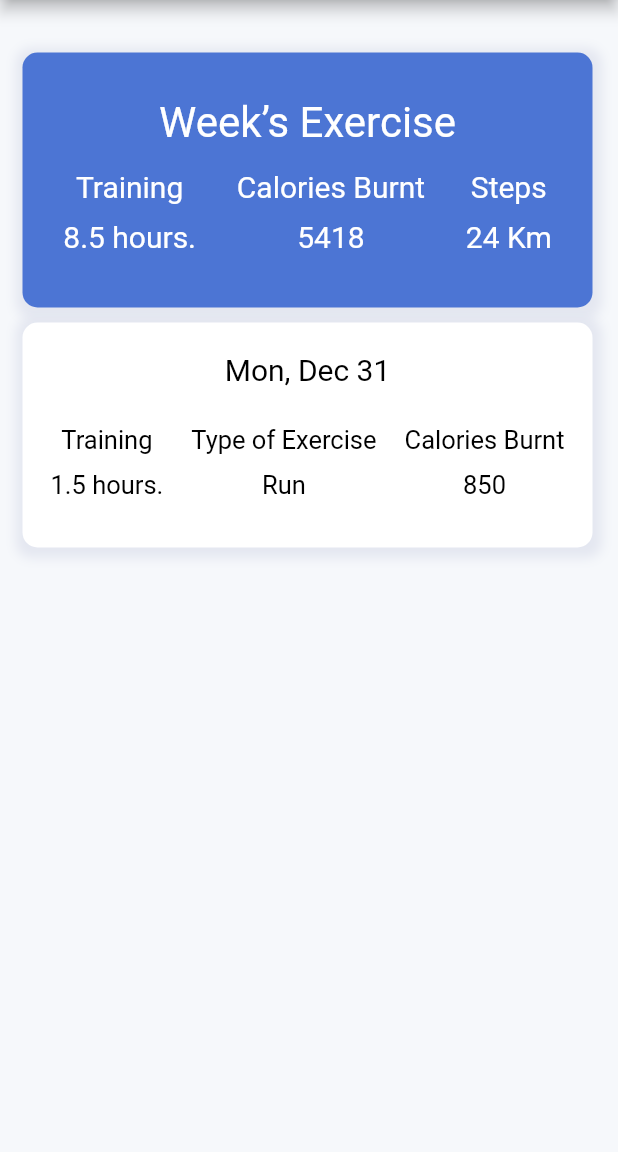
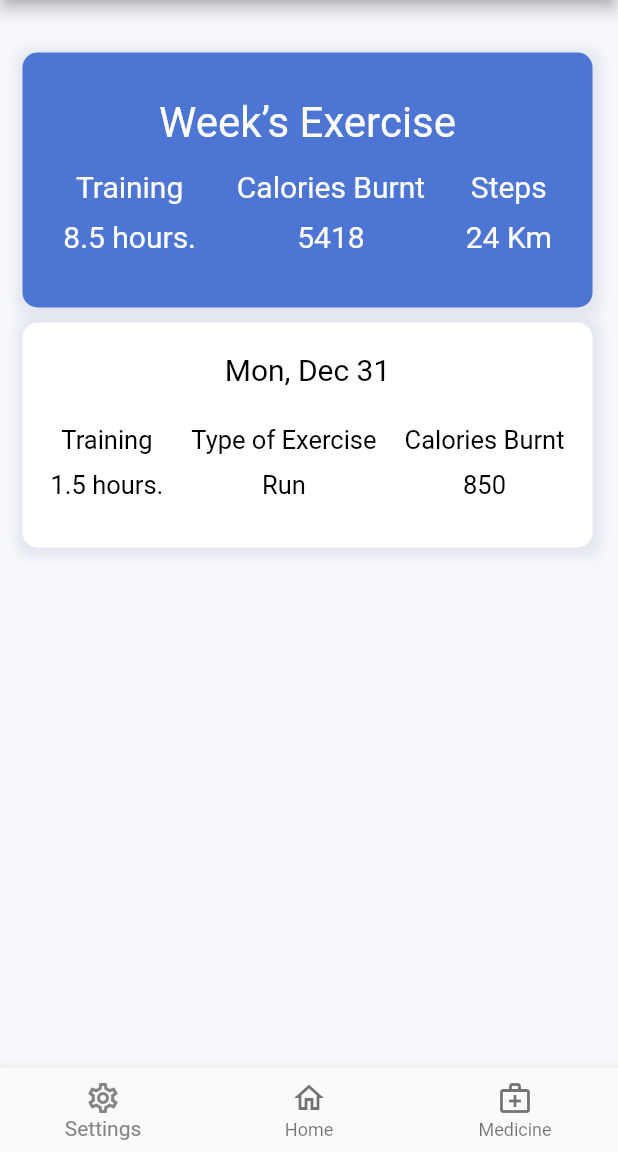
Before and after one commit to 8BallAhmed/GraduationProject, a Flutter app: the ExerciseData screen opened directly, on a phone screen of 412 x 824 dp, the part 84-1236 px from its top. Run offline on Flutter 3.47's test engine with Material 2 defaults, Android fonts, the phone set to English and light mode, and no system bars; our stand-ins replace dropdown_button2, percent_indicator.

Commit message:
feat: add bottomNavigationBar to ExerciseData page

```diff
--- a/Mobile-app/lib/ExerciseData.dart
+++ b/Mobile-app/lib/ExerciseData.dart
@@ -244,6 +244,33 @@ class _ExerciseDataState extends State<ExerciseData> {
           ),
         ),
       ),
+      bottomNavigationBar: BottomNavigationBar(
+        currentIndex: 0,
+        onTap: (value) {
+          if (value == 1) {
+            Navigator.of(context).pushReplacementNamed("Home");
+          }
+        },
+        selectedItemColor: Color(0xFF858585),
+        items: [
+          BottomNavigationBarItem(
+            icon: Icon(
+              Icons.settings_outlined,
+            ),
+            label: "Settings",
+          ),
+          BottomNavigationBarItem(
+            icon: new Icon(
+              Icons.home_outlined,
+            ),
+            label: "Home",
+          ),
+          BottomNavigationBarItem(
+            icon: Icon(Icons.medical_services_outlined),
+            label: "Medicine",
+          )
+        ],
+      ),
     );
   }
 }
```
